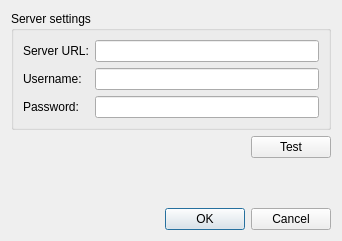
The window that PreferencesDialog.ui (TheProjecter/music-collaborator) describes before a commit, drawn with Qt 5.
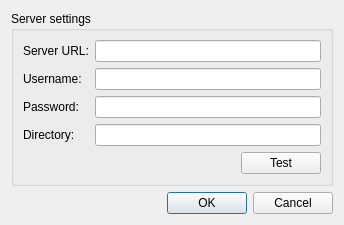
The same window after the commit.

The edit to the form file:
```diff
--- a/PreferencesDialog.ui
+++ b/PreferencesDialog.ui
@@ -6,19 +6,21 @@
    <rect>
     <x>0</x>
     <y>0</y>
-    <width>342</width>
-    <height>241</height>
+    <width>344</width>
+    <height>217</height>
    </rect>
   </property>
   <property name="windowTitle">
    <string>Preferences</string>
   </property>
-  <layout class="QVBoxLayout" name="verticalLayout">
+  <layout class="QVBoxLayout" name="verticalLayout_2">
    <item>
     <widget class="QGroupBox" name="groupBox">
      <property name="title">
       <string>Server settings</string>
      </property>
+     <layout class="QVBoxLayout" name="verticalLayout">
+      <item>
      <layout class="QFormLayout" name="formLayout">
       <item row="0" column="0">
        <widget class="QLabel" name="label">
@@ -54,8 +56,17 @@
         </property>
        </widget>
       </item>
-     </layout>
-    </widget>
+        <item row="3" column="0">
+         <widget class="QLabel" name="label_4">
+          <property name="text">
+           <string>Directory:</string>
+          </property>
+         </widget>
+        </item>
+        <item row="3" column="1">
+         <widget class="QLineEdit" name="edtDirectory"/>
+        </item>
+       </layout>
    </item>
    <item>
     <layout class="QHBoxLayout" name="horizontalLayout">
@@ -66,7 +77,7 @@
        </property>
        <property name="sizeHint" stdset="0">
         <size>
-         <width>218</width>
+            <width>68</width>
          <height>20</height>
         </size>
        </property>
@@ -80,6 +91,9 @@
       </widget>
      </item>
     </layout>
+      </item>
+     </layout>
+    </widget>
    </item>
    <item>
     <spacer name="verticalSpacer">
```
Lines whose indentation alone changed are shown as unchanged.
